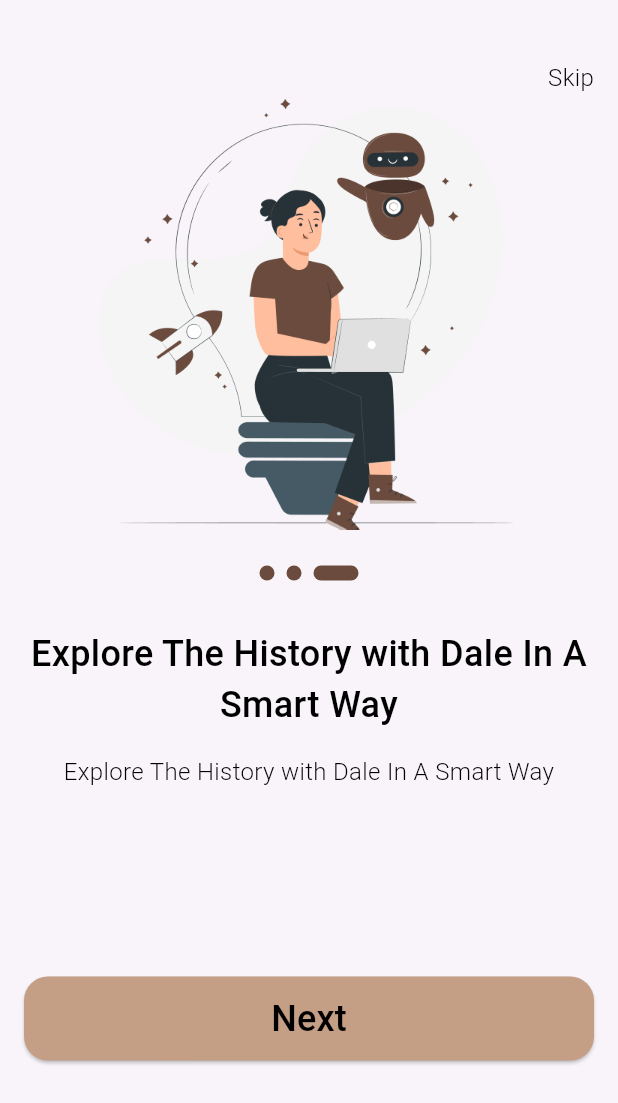
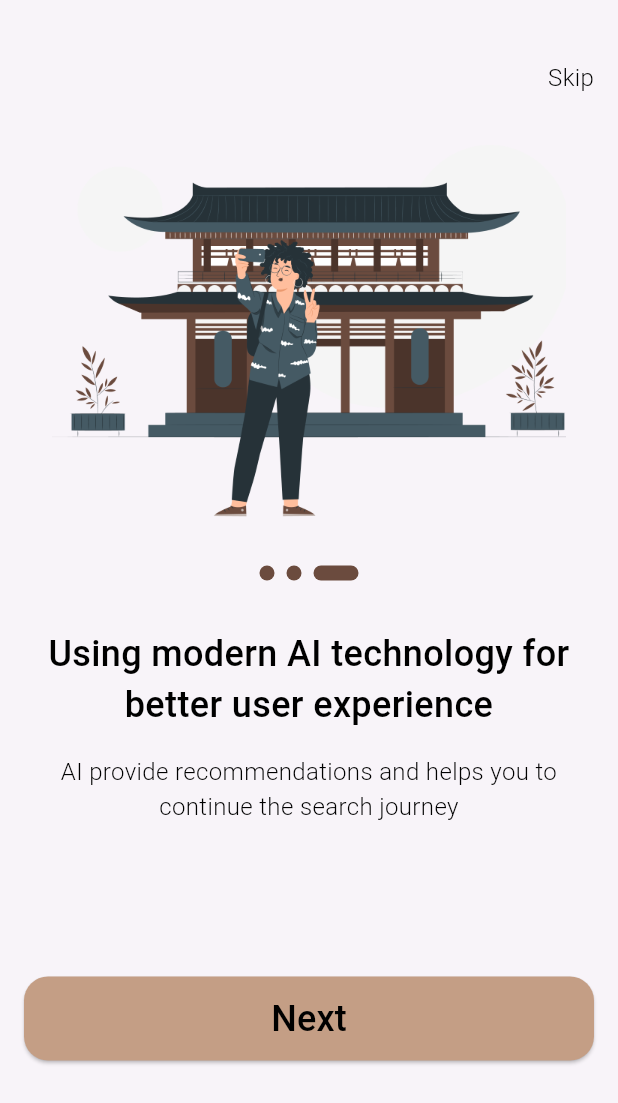
Before and after one commit to mohamedseedk908/Dalel, a Flutter app: the screen it shows after launch, swiped to page 3, on a phone screen of 412 x 824 dp. Shown: the top 1103 px of the screen. Run offline on Flutter 3.47's test engine with Material 3 defaults, Android fonts, the phone set to English and light mode, and no system bars; drawn by our look-alikes of smooth_page_indicator; our stand-ins replace go_router; Roboto replaces fonts that are missing (Poppins).

Commit message:
create on barding model

```diff
--- /dev/null
+++ b/lib/features/on_boarding/data/models/on_boarding_model.dart
@@ -0,0 +1,31 @@
+import 'package:dalel/core/utils/app_assets.dart';
+
+class OnBoardingModel {
+  final String title;
+  final String supTitle;
+  final String image;
+
+  OnBoardingModel({
+    required this.title,
+    required this.supTitle,
+    required this.image,
+  });
+}
+
+List<OnBoardingModel> onBoardingData = [
+  OnBoardingModel(
+    title: "Explore The history with Dalel in a smart way",
+    supTitle: "Using our app’s history libraries you can find many historical periods ",
+    image: Assets.imagesOnBoarding,
+  ),
+  OnBoardingModel(
+    title: "From every place on earth",
+    supTitle: "A big variety of ancient places from all over the world",
+    image: Assets.imagesOnBoarding1,
+  ),
+  OnBoardingModel(
+    title: "Using modern AI technology for better user experience",
+    supTitle: "AI provide recommendations and helps you to continue the search journey",
+    image: Assets.imagesOnBoarding2,
+  ),
+];
--- a/lib/features/on_boarding/presentation/views/widgets/on_boarding_body.dart
+++ b/lib/features/on_boarding/presentation/views/widgets/on_boarding_body.dart
@@ -1,7 +1,7 @@
 import 'package:dalel/features/on_boarding/presentation/views/widgets/custom_smooth_page_indicator.dart';
 import 'package:flutter/material.dart';
-import '../../../../../core/utils/app_assets.dart';
 import '../../../../../core/utils/app_text_styles.dart';
+import '../../../data/models/on_boarding_model.dart';
 
 class OnBoardingBody extends StatelessWidget {
   OnBoardingBody({super.key});
@@ -14,7 +14,7 @@ class OnBoardingBody extends StatelessWidget {
       child: PageView.builder(
         physics: BouncingScrollPhysics(),
         controller: _controller,
-        itemCount: 3,
+        itemCount: onBoardingData.length,
         itemBuilder: (context, index) {
           return Column(
             children: [
@@ -23,7 +23,7 @@ class OnBoardingBody extends StatelessWidget {
                 height: 290,
                 decoration: BoxDecoration(
                   image: DecorationImage(
-                    image: AssetImage(Assets.imagesOnBoarding),
+                    image: AssetImage(onBoardingData[index].image),
                     fit: BoxFit.fill,
                   ),
                 ),
@@ -32,7 +32,7 @@ class OnBoardingBody extends StatelessWidget {
               CustomSmoothPageIndicator(controller: _controller),
               SizedBox(height: 32),
               Text(
-                "Explore The History with Dale In A Smart Way ",
+                onBoardingData[index].title,
                 maxLines: 2,
                 overflow: TextOverflow.ellipsis,
                 style: CustomTextStyles.poppins500style24,
@@ -40,7 +40,7 @@ class OnBoardingBody extends StatelessWidget {
               ),
               SizedBox(height: 16),
               Text(
-                "Explore The History with Dale In A Smart Way ",
+                onBoardingData[index].supTitle,
                 maxLines: 2,
                 overflow: TextOverflow.ellipsis,
                 style: CustomTextStyles.poppins300style16,
```
